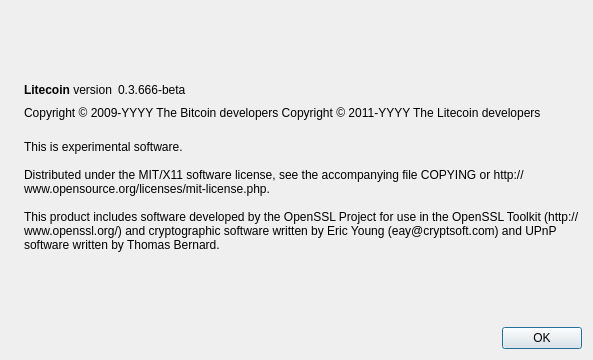
The window that src/qt/forms/aboutdialog.ui (Kudos-Rewards/kudos-alpha) describes before a commit, drawn with Qt 5.
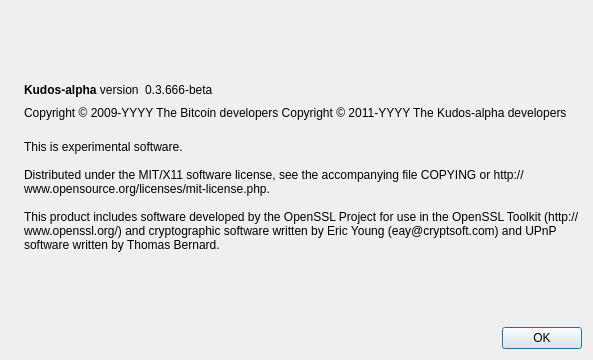
The same window after the commit. Icons and pictures are not drawn.

```diff
--- a/src/qt/forms/aboutdialog.ui
+++ b/src/qt/forms/aboutdialog.ui
@@ -50,7 +50,7 @@
           <cursorShape>IBeamCursor</cursorShape>
          </property>
          <property name="text">
-          <string>&lt;b&gt;Litecoin&lt;/b&gt; version</string>
+          <string>&lt;b&gt;Kudos-alpha&lt;/b&gt; version</string>
          </property>
          <property name="textInteractionFlags">
           <set>Qt::LinksAccessibleByMouse|Qt::TextSelectableByKeyboard|Qt::TextSelectableByMouse</set>
@@ -92,7 +92,7 @@
        </property>
        <property name="text">
         <string notr="true">Copyright &amp;copy; 2009-YYYY The Bitcoin developers
-Copyright &amp;copy; 2011-YYYY The Litecoin developers</string>
+Copyright &amp;copy; 2011-YYYY The Kudos-alpha developers</string>
        </property>
        <property name="textFormat">
         <enum>Qt::RichText</enum>
```
Left out of the diff: 2 changed lines with no effect on the pictures.
